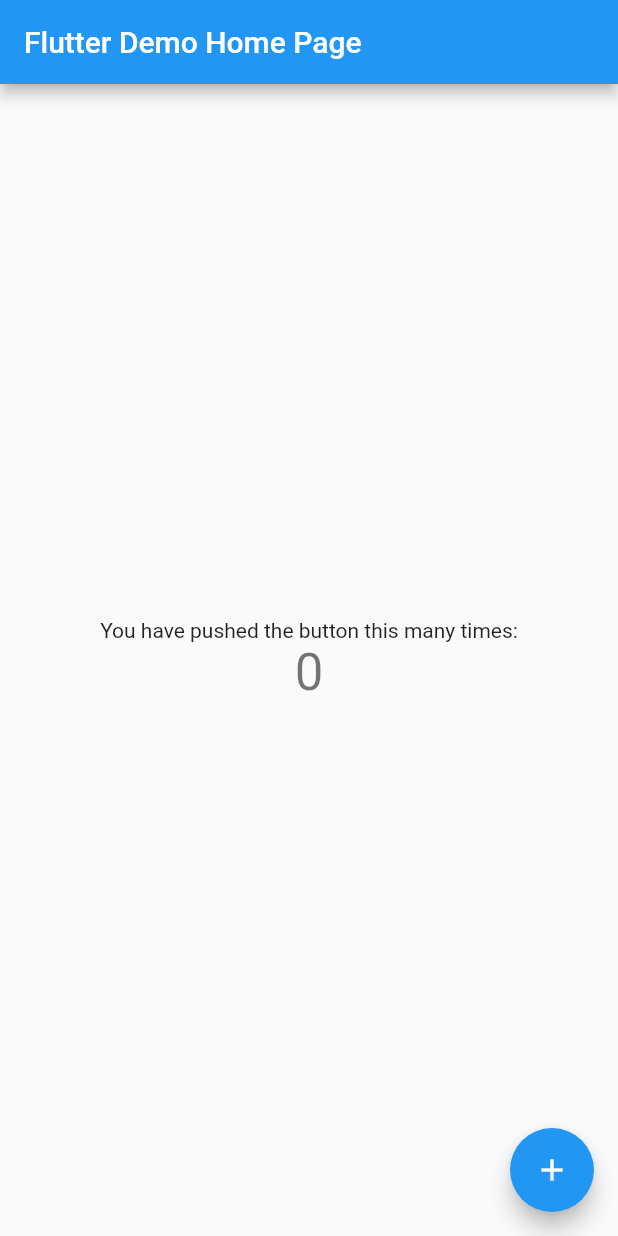
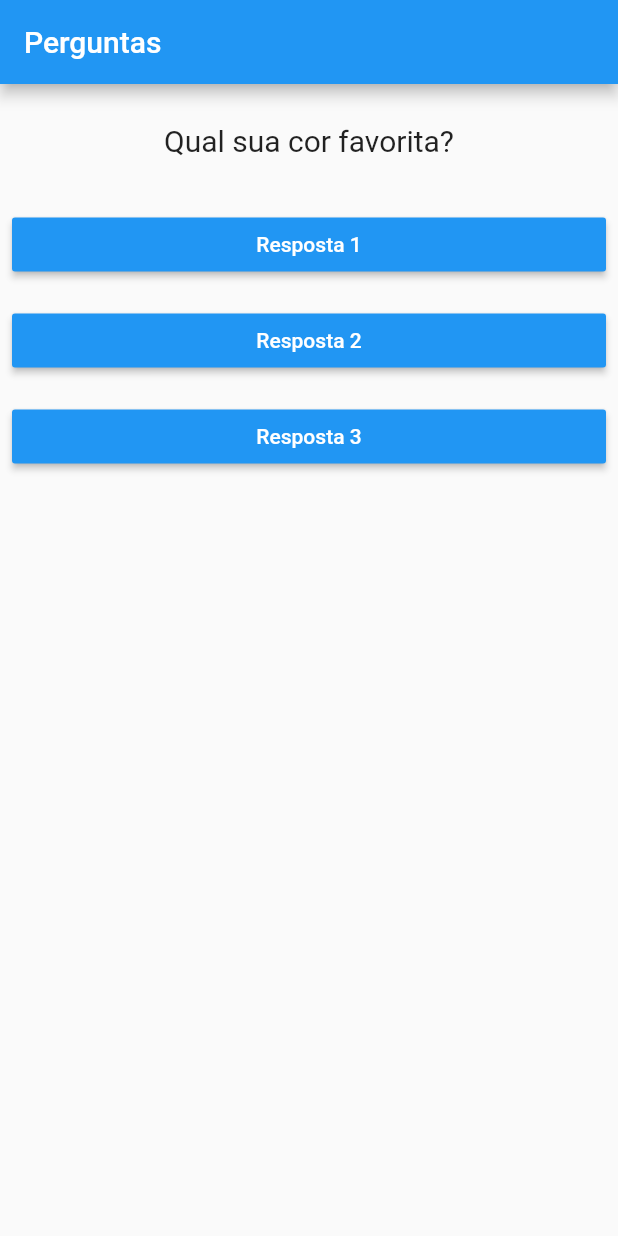
Before and after one commit to AdalineFirmo/Projet_perguntas, a Flutter app: the screen it shows after launch, on a phone screen of 412 x 824 dp. Run offline on Flutter 3.47's test engine with Material 2 defaults, Android fonts, the phone set to English and light mode, and no system bars.

Commit message:
recebendo resposta

```diff
--- /dev/null
+++ b/projet_perguntas/lib/answers.dart
@@ -0,0 +1,25 @@
+import 'package:flutter/material.dart';
+
+class Answers extends StatelessWidget {
+
+  final String answers;
+  final void Function() onSelect;
+
+  Answers(this.answers, this.onSelect, {Key? key}) : super(key: key);
+
+  @override
+  Widget build(BuildContext context) {
+    return Container(
+      margin: const EdgeInsets.all(8.0),
+      child: Container(
+        width: double.infinity,
+        child: RaisedButton(
+          textColor: Colors.white,
+          color: Colors.blue,
+          onPressed: onSelect,
+          child: Text(answers),
+          ),
+      ),
+    );
+  }
+}
--- a/projet_perguntas/lib/main.dart
+++ b/projet_perguntas/lib/main.dart
@@ -1,115 +1,57 @@
 import 'package:flutter/material.dart';
+import 'package:projet_perguntas/answers.dart';
+import 'package:projet_perguntas/questions.dart';
 
-void main() {
-  runApp(const MyApp());
-}
+main() => runApp(const PerguntaApp());
 
-class MyApp extends StatelessWidget {
-  const MyApp({Key? key}) : super(key: key);
+class _PerguntaAppState extends State<PerguntaApp>{
+  var _perguntaSelecionada = 0;
 
-  // This widget is the root of your application.
+  void _responder() {
+    setState(() {
+    _perguntaSelecionada++;
+    });
+  }
+
   @override
-  Widget build(BuildContext context) {
+  Widget build(BuildContext context){
+
+    final List<String> perguntas= [
+      'Qual sua cor favorita?',
+      'Qual a capital do Ceará?',
+      'Quantos continentes há na terra?',
+    ];
+
+    final List<String> resposta= [
+      'Resposta 1',
+      'Resposta 2',
+      'Resposta 3',
+    ];
+
     return MaterialApp(
-      title: 'Flutter Demo',
-      theme: ThemeData(
-        // This is the theme of your application.
-        //
-        // Try running your application with "flutter run". You'll see the
-        // application has a blue toolbar. Then, without quitting the app, try
-        // changing the primarySwatch below to Colors.green and then invoke
-        // "hot reload" (press "r" in the console where you ran "flutter run",
-        // or simply save your changes to "hot reload" in a Flutter IDE).
-        // Notice that the counter didn't reset back to zero; the application
-        // is not restarted.
-        primarySwatch: Colors.blue,
+      home: Scaffold(
+        appBar: AppBar(
+          title: const Text('Perguntas'),
+        ),
+        body:  Column(
+          children: <Widget>[
+            Questao(perguntas[_perguntaSelecionada]),
+            Answers(resposta[0], _responder),
+            Answers(resposta[1], _responder),
+            Answers(resposta[2], _responder),
+          ],
+        ),
       ),
-      home: const MyHomePage(title: 'Flutter Demo Home Page'),
     );
   }
 }
 
-class MyHomePage extends StatefulWidget {
-  const MyHomePage({Key? key, required this.title}) : super(key: key);
+class PerguntaApp extends StatefulWidget{
+  const PerguntaApp({Key? key}) : super(key: key);
 
-  // This widget is the home page of your application. It is stateful, meaning
-  // that it has a State object (defined below) that contains fields that affect
-  // how it looks.
-
-  // This class is the configuration for the state. It holds the values (in this
-  // case the title) provided by the parent (in this case the App widget) and
-  // used by the build method of the State. Fields in a Widget subclass are
-  // always marked "final".
-
-  final String title;
 
   @override
-  State<MyHomePage> createState() => _MyHomePageState();
-}
-
-class _MyHomePageState extends State<MyHomePage> {
-  int _counter = 0;
-
-  void _incrementCounter() {
-    setState(() {
-      // This call to setState tells the Flutter framework that something has
-      // changed in this State, which causes it to rerun the build method below
-      // so that the display can reflect the updated values. If we changed
-      // _counter without calling setState(), then the build method would not be
-      // called again, and so nothing would appear to happen.
-      _counter++;
-    });
-  }
-
-  @override
-  Widget build(BuildContext context) {
-    // This method is rerun every time setState is called, for instance as done
-    // by the _incrementCounter method above.
-    //
-    // The Flutter framework has been optimized to make rerunning build methods
-    // fast, so that you can just rebuild anything that needs updating rather
-    // than having to individually change instances of widgets.
-    return Scaffold(
-      appBar: AppBar(
-        // Here we take the value from the MyHomePage object that was created by
-        // the App.build method, and use it to set our appbar title.
-        title: Text(widget.title),
-      ),
-      body: Center(
-        // Center is a layout widget. It takes a single child and positions it
-        // in the middle of the parent.
-        child: Column(
-          // Column is also a layout widget. It takes a list of children and
-          // arranges them vertically. By default, it sizes itself to fit its
-          // children horizontally, and tries to be as tall as its parent.
-          //
-          // Invoke "debug painting" (press "p" in the console, choose the
-          // "Toggle Debug Paint" action from the Flutter Inspector in Android
-          // Studio, or the "Toggle Debug Paint" command in Visual Studio Code)
-          // to see the wireframe for each widget.
-          //
-          // Column has various properties to control how it sizes itself and
-          // how it positions its children. Here we use mainAxisAlignment to
-          // center the children vertically; the main axis here is the vertical
-          // axis because Columns are vertical (the cross axis would be
-          // horizontal).
-          mainAxisAlignment: MainAxisAlignment.center,
-          children: <Widget>[
-            const Text(
-              'You have pushed the button this many times:',
-            ),
-            Text(
-              '$_counter',
-              style: Theme.of(context).textTheme.headline4,
-            ),
-          ],
-        ),
-      ),
-      floatingActionButton: FloatingActionButton(
-        onPressed: _incrementCounter,
-        tooltip: 'Increment',
-        child: const Icon(Icons.add),
-      ), // This trailing comma makes auto-formatting nicer for build methods.
-    );
+  _PerguntaAppState createState() {
+    return _PerguntaAppState();
   }
 }
--- /dev/null
+++ b/projet_perguntas/lib/questions.dart
@@ -0,0 +1,21 @@
+import 'package:flutter/material.dart';
+
+class Questao extends StatelessWidget {
+
+  final String text;
+
+  const Questao(this.text, {Key? key}) : super(key: key);
+
+  @override
+  Widget build(BuildContext context) {
+    return Container(
+      width: double.infinity,
+      margin: const EdgeInsets.all(26.0),
+      child: Text(
+        text,
+        style: const TextStyle(fontSize: 20,),
+        textAlign: TextAlign.center,
+        ),
+    );
+  }
+}
```
Also changed, not shown: 1 other file.
